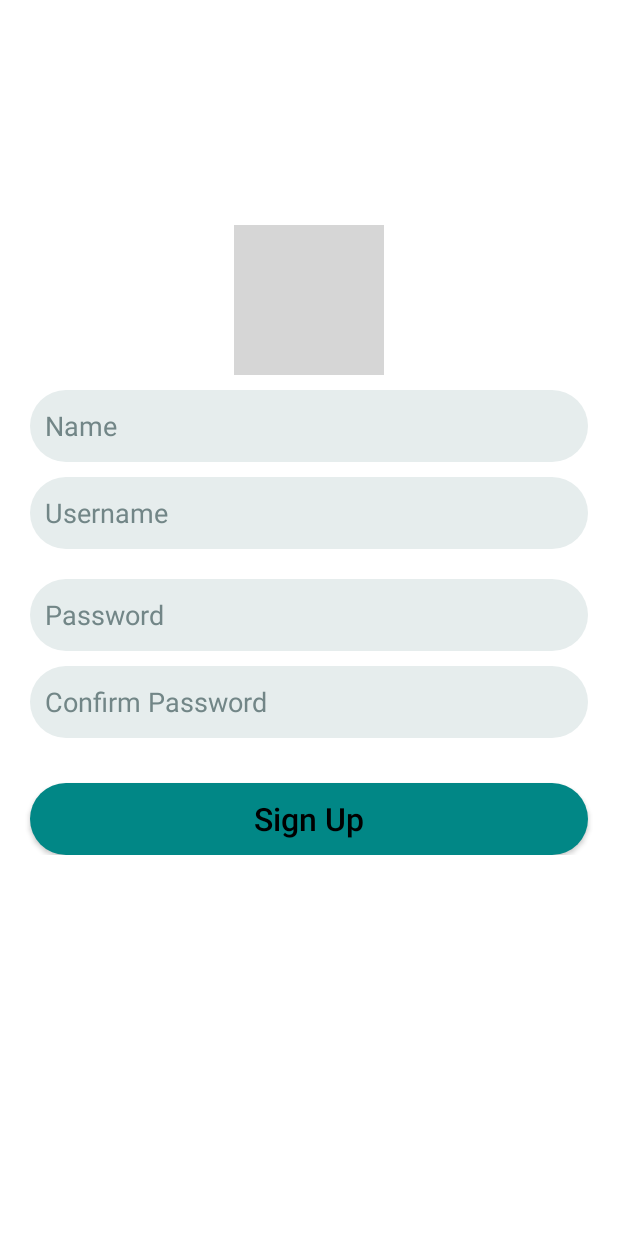
After one commit to csillag-noemi/DoctorLogin, an Android app built with Jetpack Compose: the SignupActivity screen opened directly, with no data from a screen before it, on a phone screen of 412 x 824 dp. The commit adds this screen. Run offline under Robolectric (Android 15) with nearby library versions, the phone set to English and light mode, and no system bars; grey boxes are pictures that could not be loaded.

Commit message:
signUp modifications

```diff
--- a/app/build.gradle.kts
+++ b/app/build.gradle.kts
@@ -5,7 +5,7 @@ plugins {
 
 android {
     namespace = "com.example.doctorlogin"
-    compileSdk = 33
+    compileSdk = 34
 
     defaultConfig {
         applicationId = "com.example.doctorlogin"
@@ -59,6 +59,9 @@ dependencies {
     implementation("androidx.compose.ui:ui-graphics")
     implementation("androidx.compose.ui:ui-tooling-preview")
     implementation("androidx.compose.material3:material3")
+    implementation("androidx.appcompat:appcompat:1.6.1")
+    implementation("com.google.android.material:material:1.10.0")
+    implementation("androidx.constraintlayout:constraintlayout:2.1.4")
     testImplementation("junit:junit:4.13.2")
     androidTestImplementation("androidx.test.ext:junit:1.1.5")
     androidTestImplementation("androidx.test.espresso:espresso-core:3.5.1")
--- a/app/src/main/AndroidManifest.xml
+++ b/app/src/main/AndroidManifest.xml
@@ -13,6 +13,10 @@
         android:theme="@style/Theme.DoctorLogin"
         tools:targetApi="31">
         <activity
+            android:name=".SignupActivity"
+            android:label="SignupActivity"
+            android:theme="@style/Theme.DoctorLogin"/>
+        <activity
             android:name=".MainActivity"
             android:exported="true"
             android:label="@string/app_name"
--- /dev/null
+++ b/app/src/main/java/com/example/doctorlogin/SignupActivity.kt
@@ -0,0 +1,23 @@
+package com.example.doctorlogin
+
+import android.content.Intent
+import androidx.appcompat.app.AppCompatActivity
+import android.os.Bundle
+import android.widget.Button
+import android.widget.Toast
+
+class SignupActivity : AppCompatActivity() {
+    override fun onCreate(savedInstanceState: Bundle?) {
+
+        super.onCreate(savedInstanceState)
+        setTheme(androidx.appcompat.R.style.Theme_AppCompat_Light_NoActionBar)
+        setContentView(R.layout.activity_signup)
+
+        val mainSignupBtn = findViewById<Button>(R.id.mainSignupBtn)
+        mainSignupBtn.setOnClickListener {
+            Toast.makeText(this@SignupActivity, "You clicked me.", Toast.LENGTH_SHORT).show()
+        }
+    }
+
+
+}
--- a/app/src/main/res/drawable/custom_edittext.xml
+++ b/app/src/main/res/drawable/custom_edittext.xml
@@ -2,7 +2,8 @@
 <shape xmlns:android="http://schemas.android.com/apk/res/android"
     android:shape="rectangle">
 
-    <solid android:color="@color/white"/>
+    <solid android:color="@color/light_grey"/>
     <corners android:radius="30dp"/>
 
+
 </shape>
--- /dev/null
+++ b/app/src/main/res/layout/activity_signup.xml
@@ -0,0 +1,93 @@
+<?xml version="1.0" encoding="utf-8"?>
+<androidx.constraintlayout.widget.ConstraintLayout xmlns:android="http://schemas.android.com/apk/res/android"
+    xmlns:app="http://schemas.android.com/apk/res-auto"
+    xmlns:tools="http://schemas.android.com/tools"
+    android:layout_width="match_parent"
+    android:layout_height="match_parent"
+    tools:context=".SignupActivity"
+    android:background="@color/white">
+
+    <LinearLayout
+        android:layout_width="match_parent"
+        android:layout_height="wrap_content"
+        android:layout_marginTop="150dp"
+        android:orientation="vertical"
+        app:layout_constraintStart_toStartOf="parent"
+        app:layout_constraintTop_toTopOf="parent">
+
+        <ImageView
+            android:layout_width="100dp"
+            android:layout_height="100dp"
+            android:layout_gravity="center"
+            android:src="@drawable/logo" />
+
+        <EditText
+
+            android:layout_width="match_parent"
+            android:layout_height="wrap_content"
+            android:layout_marginStart="20dp"
+            android:layout_marginTop="10dp"
+            android:layout_marginEnd="20dp"
+            android:background="@drawable/custom_edittext"
+            android:drawablePadding="20dp"
+            android:hint="Name"
+            android:minHeight="48dp"
+            android:padding="10dp"
+            android:textColorHint="@color/grey" />
+
+        <EditText
+            android:layout_width="match_parent"
+            android:layout_height="wrap_content"
+            android:layout_marginStart="20dp"
+            android:layout_marginTop="10dp"
+            android:layout_marginEnd="20dp"
+            android:background="@drawable/custom_edittext"
+            android:drawablePadding="20dp"
+            android:hint="Username"
+            android:minHeight="48dp"
+            android:padding="10dp"
+            android:textColorHint="@color/grey" />
+
+        <EditText
+            android:layout_width="match_parent"
+            android:layout_height="wrap_content"
+            android:layout_marginStart="20dp"
+            android:layout_marginTop="20dp"
+            android:layout_marginEnd="20dp"
+            android:background="@drawable/custom_edittext"
+            android:drawablePadding="20dp"
+            android:hint="Password"
+            android:minHeight="48dp"
+            android:padding="10dp"
+            android:textColorHint="@color/grey" />
+
+        <EditText
+            android:layout_width="match_parent"
+            android:layout_height="wrap_content"
+            android:layout_marginStart="20dp"
+            android:layout_marginTop="10dp"
+            android:layout_marginEnd="20dp"
+            android:background="@drawable/custom_edittext"
+            android:drawablePadding="20dp"
+            android:hint="Confirm Password"
+            android:minHeight="48dp"
+            android:padding="10dp"
+            android:textColorHint="@color/grey" />
+
+        <Button
+            android:id="@+id/mainSignupBtn"
+            android:layout_width="match_parent"
+            android:layout_height="wrap_content"
+            android:layout_marginStart="20dp"
+            android:layout_marginTop="30dp"
+            android:layout_marginEnd="20dp"
+            android:background="@drawable/button_background"
+            android:text="Sign Up"
+            android:textAllCaps="false"
+            android:textColor="@color/black"
+            android:textSize="21sp" />
+
+
+    </LinearLayout>
+
+</androidx.constraintlayout.widget.ConstraintLayout>
--- a/app/src/main/res/values/colors.xml
+++ b/app/src/main/res/values/colors.xml
@@ -2,6 +2,7 @@
 <resources>
     <color name="teal_200">#FF03DAC5</color>
     <color name="teal_700">#FF018786</color>
+    <color name="light_grey">#e6eded</color>
     <color name="grey">#728687</color>
     <color name="blue">#6f9dcd</color>
     <color name="purple_200">#FFBB86FC</color>
```
Also changed, not shown: app/src/main/java/com/example/doctorlogin/MainActivity.kt (+14 -35 lines), app/src/main/res/layout/activity_main.xml (+9 -6 lines).
